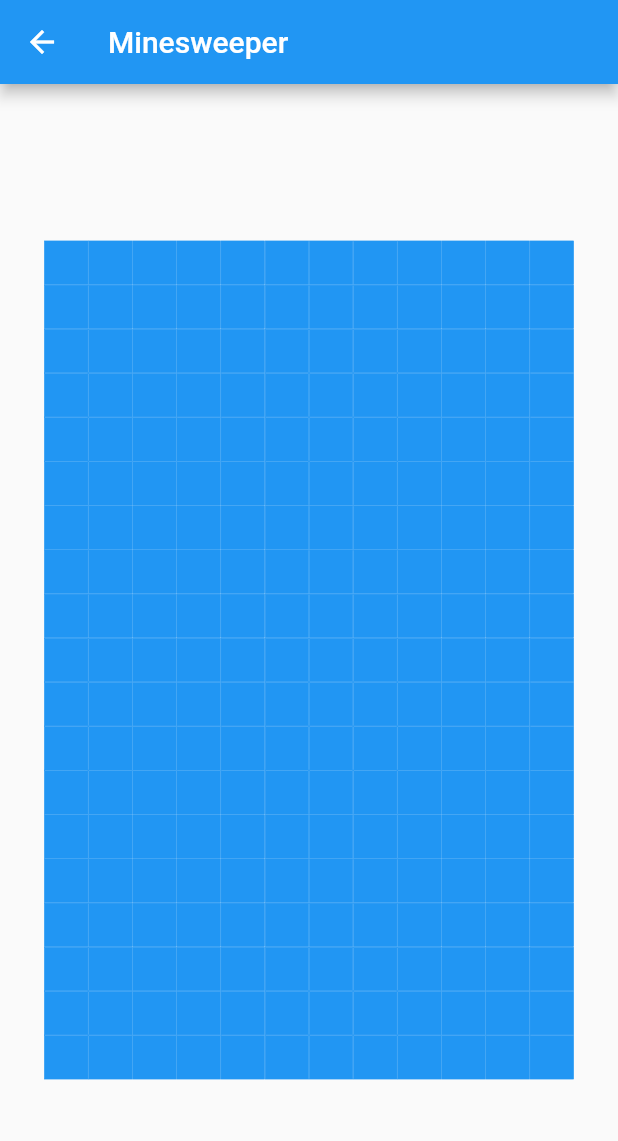
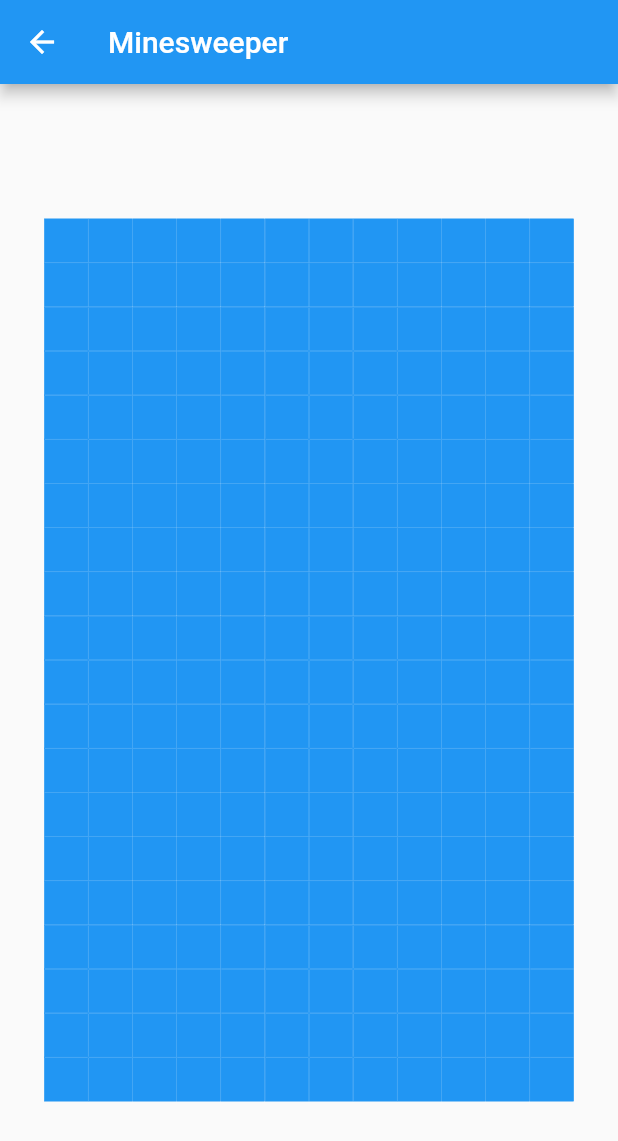
Before and after one commit to Morgan1420/flutter_game_hub, a Flutter app: the screen it shows after launch, after a tap on "Minesweeper", on a phone screen of 412 x 824 dp. Shown: the top 1141 px of the screen. Run offline on Flutter 3.47's test engine with Material 2 defaults, Android fonts, the phone set to English and light mode, and no system bars.

Commit message:
bug del 10 arreglat

```diff
--- a/game_hub/lib/minesweeper.dart
+++ b/game_hub/lib/minesweeper.dart
@@ -12,7 +12,10 @@ class MinesweeperState extends State<Minesweeper> {
   final numOfMines = 40;
 
   bool gameStarted = false;
+  bool gameOver = false;
+
   List<List<String>> matrix = [];
+  List<List<bool>> matrixDescobertes = [];
   List<List<String>> matrixsolucio =
       []; // B = bomba, E = empty, num = num bombes adjecents
 
@@ -37,6 +40,7 @@ class MinesweeperState extends State<Minesweeper> {
               rowBuild(7),
               rowBuild(8),
               rowBuild(9),
+              rowBuild(10),
               rowBuild(11),
               rowBuild(12),
               rowBuild(13),
@@ -63,9 +67,9 @@ class MinesweeperState extends State<Minesweeper> {
       height: MediaQuery.of(context).size.width / (numOfColumns + 2),
       // decoració i estils
       decoration: BoxDecoration(
-          color: Colors.blue,
+          color: getButtonColor(x, y),
           border: Border.all(
-            color: Colors.blue,
+            color: getButtonColor(x, y),
             width: MediaQuery.of(context).size.width * 0.001,
           )),
       // fill button
@@ -81,18 +85,23 @@ class MinesweeperState extends State<Minesweeper> {
             if (!gameStarted) {
               startGame(x, y);
               gameStarted = true;
+              unmaskButton(x, y);
+            } else if (!gameOver) {
+              unmaskButton(x, y);
             }
           });
         },
         // fill
         child: Text(
-          matrixsolucio[x][y],
+          matrix[x][y],
           style: TextStyle(fontSize: 12, color: Colors.white),
         ),
       ),
     );
   }
 
+  // --------------------------------------- DISSENY GRÀFIC
+  //  constructor de files de botons
   Widget rowBuild(int row) {
     return Row(
       children: [
@@ -118,22 +127,74 @@ class MinesweeperState extends State<Minesweeper> {
     );
   }
 
+  // Colors dels botons
+  Color getButtonColor(int x, int y) {
+    Color colorDefinitiu = Colors.blue;
+
+    if (matrixDescobertes[x][y] == true) {
+      switch (matrix[x][y]) {
+        case "":
+          colorDefinitiu = Colors.grey;
+          break;
+        case "1":
+          colorDefinitiu = Colors.green.shade400;
+          break;
+        case "2":
+          colorDefinitiu = Colors.green.shade600;
+          break;
+        case "3":
+          colorDefinitiu = Colors.green.shade800;
+          break;
+        case "4":
+          colorDefinitiu = Colors.yellow.shade700;
+          break;
+        case "5":
+          colorDefinitiu = Colors.yellow.shade900;
+          break;
+        case "6":
+          colorDefinitiu = Colors.red.shade400;
+          break;
+        case "7":
+          colorDefinitiu = Colors.red.shade700;
+          break;
+        case "8":
+          colorDefinitiu = Colors.red.shade900;
+          break;
+        case "B":
+          colorDefinitiu = Colors.black;
+          break;
+
+        default:
+      }
+    }
+
+    return colorDefinitiu;
+  }
+
+  // --------------------------------------- GAME START
+  // funció que es crida al entrar a la pàgina (statefull widget)
   void setUpMatrix() {
     for (var i = 0; i < numOfRows; i++) {
       List<String> row = [];
+      List<String> row2 = [];
+      List<bool> rowDescobertes = [];
       for (var j = 0; j < numOfColumns; j++) {
         row.add("");
+        row2.add("");
+        rowDescobertes.add(false);
       }
       matrix.add(row);
-      matrixsolucio.add(row);
+      matrixsolucio.add(row2);
+      matrixDescobertes.add(rowDescobertes);
     }
   }
 
+  // funció que es crida al premer el primer botó
   void startGame(int xo, int yo) {
     // posem les bombes dins la matriu solució "millorar funció fent-la while o algo"
     for (var i = 0; i < numOfMines; i++) {
-      var bombX = Random().nextInt(numOfRows);
-      var bombY = Random().nextInt(numOfColumns);
+      var bombX = Random().nextInt(numOfRows - 1);
+      var bombY = Random().nextInt(numOfColumns - 1);
 
       if (matrixsolucio[bombX][bombY] == "" &&
           !(bombX >= xo - 1 &&
@@ -151,7 +212,7 @@ class MinesweeperState extends State<Minesweeper> {
       for (var j = 0; j < numOfColumns; j++) {
         if (matrixsolucio[i][j] != "B") {
           var numVeinsBomba = veinsBomba(i, j);
-          if (numVeinsBomba != 0) {
+          if (numVeinsBomba > 0) {
             matrixsolucio[i][j] = numVeinsBomba.toString();
           } else {
             matrixsolucio[i][j] = "";
@@ -159,22 +220,25 @@ class MinesweeperState extends State<Minesweeper> {
         }
       }
     }
+
+    // mostrem el botó seleccionat
   }
 
+  // mira tots els veins que son bombes
   int veinsBomba(int x, int y) {
     var numVeinsBomba = 0;
 
     // N
-    if (x != 0) {
+    if (x > 0) {
       // NW
-      if (y != 0) {
+      if (y > 0) {
         if (matrixsolucio[x - 1][y - 1] == "B") {
           numVeinsBomba++;
         }
       }
 
       // NE
-      if (y != numOfColumns - 1) {
+      if (y < numOfColumns - 1) {
         if (matrixsolucio[x - 1][y + 1] == "B") {
           numVeinsBomba++;
         }
@@ -187,30 +251,30 @@ class MinesweeperState extends State<Minesweeper> {
     }
 
     // W
-    if (y != 0) {
+    if (y > 0) {
       if (matrixsolucio[x][y - 1] == "B") {
         numVeinsBomba++;
       }
     }
 
     // E
-    if (y != numOfColumns - 1) {
+    if (y < numOfColumns - 1) {
       if (matrixsolucio[x][y + 1] == "B") {
         numVeinsBomba++;
       }
     }
 
     // S
-    if (x != numOfRows - 1) {
+    if (x < numOfRows - 1) {
       // SW
-      if (y != 0) {
+      if (y > 0) {
         if (matrixsolucio[x + 1][y - 1] == "B") {
           numVeinsBomba++;
         }
       }
 
       // SE
-      if (y != numOfColumns - 1) {
+      if (y < numOfColumns - 1) {
         if (matrixsolucio[x + 1][y + 1] == "B") {
           numVeinsBomba++;
         }
@@ -224,4 +288,81 @@ class MinesweeperState extends State<Minesweeper> {
 
     return numVeinsBomba;
   }
+
+  // --------------------------------------- GAME PLAY
+  // es mostra el que hi ha a matriuSolució en una posició donada
+  void unmaskButton(int x, int y) {
+    matrixDescobertes[x][y] = true;
+    matrix[x][y] = matrixsolucio[x][y];
+
+    if (matrixsolucio[x][y] == "B") {
+      gameOver = true;
+    } else if (matrixsolucio[x][y] == "") {
+      // mostra les del voltant
+      unmaskNeighbours(x, y);
+    }
+  }
+
+  // es fa unmaskButton de tots els botons adjecents a un que no s'hagin mostrat abans
+  void unmaskNeighbours(int x, int y) {
+    // N
+    if (x != 0) {
+      // NW
+      if (y != 0) {
+        if (matrixDescobertes[x - 1][y - 1] == false) {
+          unmaskButton(x - 1, y - 1);
+        }
+      }
+
+      // NE
+      if (y != numOfColumns - 1) {
+        if (matrixDescobertes[x - 1][y + 1] == false) {
+          unmaskButton(x - 1, y + 1);
+        }
+      }
+
+      // N
+      if (matrixDescobertes[x - 1][y] == false) {
+        unmaskButton(x - 1, y);
+      }
+    }
+
+    // W
+    if (y != 0) {
+      if (matrixDescobertes[x][y - 1] == false) {
+        unmaskButton(x, y - 1);
+      }
+    }
+
+    // E
+    if (y != numOfColumns - 1) {
+      if (matrixDescobertes[x][y + 1] == false) {
+        unmaskButton(x, y + 1);
+      }
+    }
+
+    // S
+    if (x != numOfRows - 1) {
+      // SW
+      if (y != 0) {
+        if (matrixDescobertes[x + 1][y - 1] == false) {
+          unmaskButton(x + 1, y - 1);
+        }
+      }
+
+      // SE
+      if (y != numOfColumns - 1) {
+        if (matrixDescobertes[x + 1][y + 1] == false) {
+          unmaskButton(x + 1, y + 1);
+        }
+      }
+
+      // S
+      if (matrixDescobertes[x + 1][y] == false) {
+        unmaskButton(x + 1, y);
+      }
+    }
+  }
+
+  void flagButton(int x, int y) {}
 }
```
